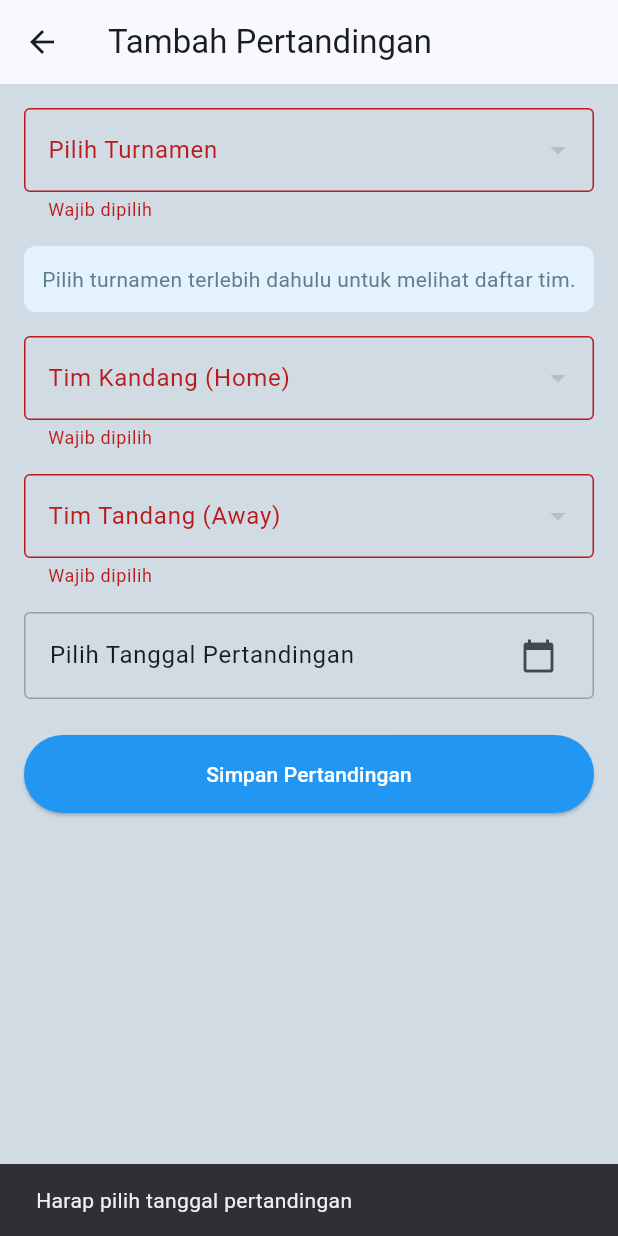
After one commit to pbp-d12/turnamenku-mobile, a Flutter app: the AddMatchPage screen opened directly, after a tap on "Pilih Tanggal Pertandingan", after a tap on "Simpan Pertandingan", on a phone screen of 412 x 824 dp. The commit adds this screen. Run offline on Flutter 3.47's test engine with Material 3 defaults, Android fonts, the phone set to English and light mode, and no system bars; missing offline and left inert: pbp_django_auth; network calls fail; Roboto replaces fonts that are missing (Poppins).

Commit message:
adding add match page and tombol add match di prediction page (hanya bisa dilihat oleh admin dan penyelenggara)

```diff
--- /dev/null
+++ b/lib/features/predictions/screens/add_match_page.dart
@@ -0,0 +1,259 @@
+import 'dart:convert';
+import 'package:flutter/material.dart';
+import 'package:pbp_django_auth/pbp_django_auth.dart';
+import 'package:provider/provider.dart';
+
+class AddMatchPage extends StatefulWidget {
+  const AddMatchPage({super.key});
+
+  @override
+  State<AddMatchPage> createState() => _AddMatchPageState();
+}
+
+class _AddMatchPageState extends State<AddMatchPage> {
+  final _formKey = GlobalKey<FormState>();
+
+  final String baseUrl = "http://127.0.0.1:8000";
+
+  // Form Fields
+  String? _selectedTournamentId;
+  String? _selectedHomeTeamId;
+  String? _selectedAwayTeamId;
+  DateTime? _selectedDate;
+
+  // Data
+  bool _isLoading = true;
+  List<Map<String, dynamic>> _tournaments = [];
+
+  // 1. Simpan semua data tim yang dikelompokkan berdasarkan ID Turnamen
+  Map<String, List<dynamic>> _teamsByTournament = {};
+
+  // 2. List tim yang AKTIF ditampilkan di dropdown (sesuai turnamen yang dipilih)
+  List<dynamic> _currentAvailableTeams = [];
+
+  @override
+  void initState() {
+    super.initState();
+    final request = context.read<CookieRequest>();
+    _fetchFormData(request);
+  }
+
+  // Fetch data Turnamen dan Tim untuk Dropdown
+  Future<void> _fetchFormData(CookieRequest request) async {
+    try {
+      final response = await request.get('$baseUrl/predictions/api/get-form-data/');
+
+      // Debug: Cek apa yang diterima dari server
+      print("Data diterima: $response");
+
+      setState(() {
+        _tournaments = List<Map<String, dynamic>>.from(response['tournaments']);
+
+        _teamsByTournament = {};
+        var rawData = response['teams_by_tournament'];
+
+        if (rawData != null && rawData is Map) {
+          rawData.forEach((key, value) {
+            // Konversi key ke String ("1", "2") dan value ke List
+            _teamsByTournament[key.toString()] = List<dynamic>.from(value);
+          });
+        }
+
+        _isLoading = false;
+      });
+    } catch (e) {
+      setState(() => _isLoading = false);
+      if (mounted) {
+        ScaffoldMessenger.of(context).showSnackBar(
+          SnackBar(content: Text("Gagal memuat data form: $e")),
+        );
+      }
+    }
+  }
+
+  void _onTournamentChanged(String? newTournamentId) {
+    print("Turnamen diganti ke ID: $newTournamentId");
+
+    setState(() {
+      _selectedTournamentId = newTournamentId;
+
+      // Reset pilihan tim karena turnamen berubah (agar tidak error ID tidak ditemukan)
+      _selectedHomeTeamId = null;
+      _selectedAwayTeamId = null;
+
+      // Update list tim yang tersedia sesuai ID turnamen
+      if (newTournamentId != null && _teamsByTournament.containsKey(newTournamentId)) {
+        _currentAvailableTeams = _teamsByTournament[newTournamentId]!;
+      } else {
+        _currentAvailableTeams = [];
+      }
+    });
+  }
+
+  Future<void> _submitMatch(CookieRequest request) async {
+    if (_formKey.currentState!.validate() && _selectedDate != null) {
+      final response = await request.postJson(
+        '$baseUrl/predictions/api/create-match/',
+        jsonEncode({
+          'tournament': _selectedTournamentId,
+          'home_team': _selectedHomeTeamId,
+          'away_team': _selectedAwayTeamId,
+          'match_date': _selectedDate!.toIso8601String().substring(0, 10), // YYYY-MM-DD
+        }),
+      );
+
+      if (mounted) {
+        if (response['status'] == 'success') {
+          ScaffoldMessenger.of(context).showSnackBar(
+            const SnackBar(content: Text("Pertandingan berhasil dibuat!")),
+          );
+          Navigator.pop(context, true);
+        } else {
+          ScaffoldMessenger.of(context).showSnackBar(
+            SnackBar(content: Text("Gagal: ${response['message']}")),
+          );
+        }
+      }
+    } else if (_selectedDate == null) {
+      ScaffoldMessenger.of(context).showSnackBar(
+        const SnackBar(content: Text("Harap pilih tanggal pertandingan")),
+      );
+    }
+  }
+
+  Future<void> _pickDate() async {
+    final DateTime? picked = await showDatePicker(
+      context: context,
+      initialDate: DateTime.now(),
+      firstDate: DateTime.now(),
+      lastDate: DateTime(2100),
+    );
+    if (picked != null && picked != _selectedDate) {
+      setState(() {
+        _selectedDate = picked;
+      });
+    }
+  }
+
+  @override
+  Widget build(BuildContext context) {
+    final request = context.watch<CookieRequest>();
+
+    return Scaffold(
+      appBar: AppBar(title: const Text("Tambah Pertandingan")),
+      body: _isLoading
+          ? const Center(child: CircularProgressIndicator())
+          : Form(
+              key: _formKey,
+              child: ListView(
+                padding: const EdgeInsets.all(16.0),
+                children: [
+                  // 1. Pilih Turnamen
+                  DropdownButtonFormField<String>(
+                    decoration: const InputDecoration(
+                      labelText: "Pilih Turnamen",
+                      border: OutlineInputBorder(),
+                    ),
+                    value: _selectedTournamentId,
+                    items: _tournaments.map((t) {
+                      return DropdownMenuItem<String>(
+                        value: t['id'].toString(),
+                        child: Text(t['name']),
+                      );
+                    }).toList(),
+                    onChanged: _onTournamentChanged, // Panggil fungsi update tim
+                    validator: (val) => val == null ? "Wajib dipilih" : null,
+                  ),
+                  const SizedBox(height: 16),
+
+                  // Info Helper jika belum pilih turnamen
+                  if (_selectedTournamentId == null)
+                    Container(
+                      padding: const EdgeInsets.all(12),
+                      margin: const EdgeInsets.only(bottom: 16),
+                      decoration: BoxDecoration(
+                        color: Colors.blue[50],
+                        borderRadius: BorderRadius.circular(8),
+                      ),
+                      child: const Text(
+                        "Pilih turnamen terlebih dahulu untuk melihat daftar tim.",
+                        style: TextStyle(color: Colors.blueGrey),
+                      ),
+                    ),
+
+                  // 2. Pilih Home Team
+                  DropdownButtonFormField<String>(
+                    decoration: const InputDecoration(
+                      labelText: "Tim Kandang (Home)",
+                      border: OutlineInputBorder(),
+                    ),
+                    value: _selectedHomeTeamId,
+                    items: _currentAvailableTeams.map((t) {
+                      return DropdownMenuItem<String>(
+                        value: t['id'].toString(),
+                        child: Text(t['name']),
+                      );
+                    }).toList(),
+                    onChanged: _selectedTournamentId == null
+                        ? null
+                        : (val) => setState(() => _selectedHomeTeamId = val),
+                    validator: (val) => val == null ? "Wajib dipilih" : null,
+                  ),
+                  const SizedBox(height: 16),
+
+                  // 3. Pilih Away Team
+                  DropdownButtonFormField<String>(
+                    decoration: const InputDecoration(
+                      labelText: "Tim Tandang (Away)",
+                      border: OutlineInputBorder(),
+                    ),
+                    value: _selectedAwayTeamId,
+                    items: _currentAvailableTeams.map((t) {
+                      return DropdownMenuItem<String>(
+                        value: t['id'].toString(),
+                        child: Text(t['name']),
+                      );
+                    }).toList(),
+                    onChanged: _selectedTournamentId == null
+                        ? null
+                        : (val) => setState(() => _selectedAwayTeamId = val),
+                    validator: (val) {
+                      if (val == null) return "Wajib dipilih";
+                      if (val == _selectedHomeTeamId) return "Tim tidak boleh sama";
+                      return null;
+                    },
+                  ),
+                  const SizedBox(height: 16),
+
+                  // 4. Pilih Tanggal
+                  ListTile(
+                    title: Text(
+                      _selectedDate == null
+                          ? "Pilih Tanggal Pertandingan"
+                          : "Tanggal: ${_selectedDate!.toLocal().toString().split(' ')[0]}",
+                    ),
+                    trailing: const Icon(Icons.calendar_today),
+                    shape: RoundedRectangleBorder(
+                      side: const BorderSide(color: Colors.grey),
+                      borderRadius: BorderRadius.circular(4),
+                    ),
+                    onTap: _pickDate,
+                  ),
+                  const SizedBox(height: 24),
+
+                  // Submit Button
+                  ElevatedButton(
+                    onPressed: () => _submitMatch(request),
+                    style: ElevatedButton.styleFrom(
+                      padding: const EdgeInsets.symmetric(vertical: 16),
+                      backgroundColor: Colors.blue,
+                      foregroundColor: Colors.white,
+                    ),
+                    child: const Text("Simpan Pertandingan"),
+                  ),
+                ],
+              ),
+            ),
+    );
+  }
+}
```
Also changed, not shown: lib/features/predictions/screens/prediction_page.dart (+51 -22 lines).
